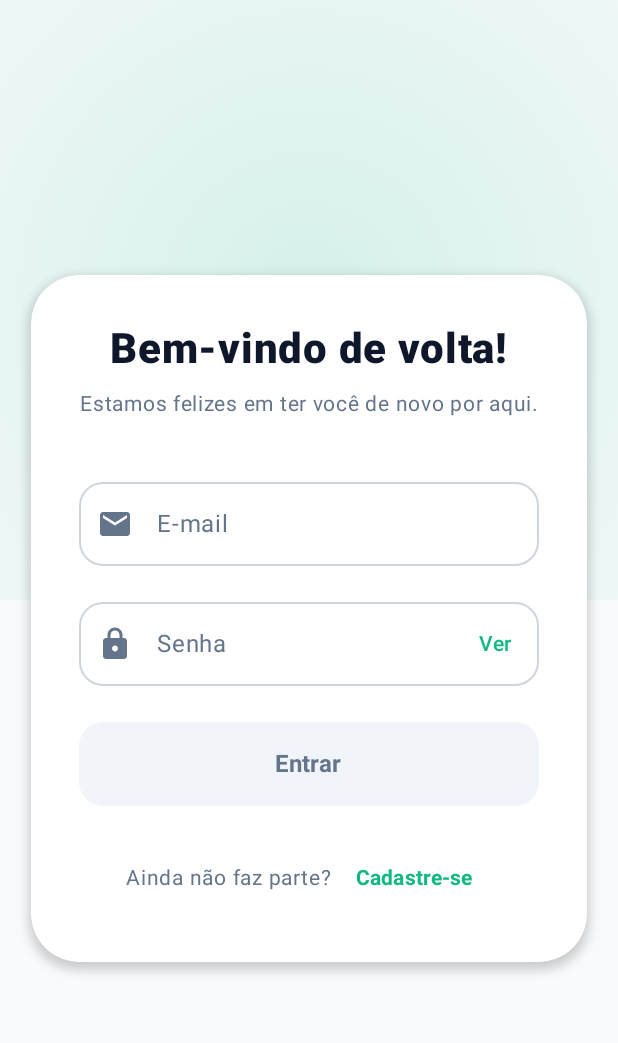
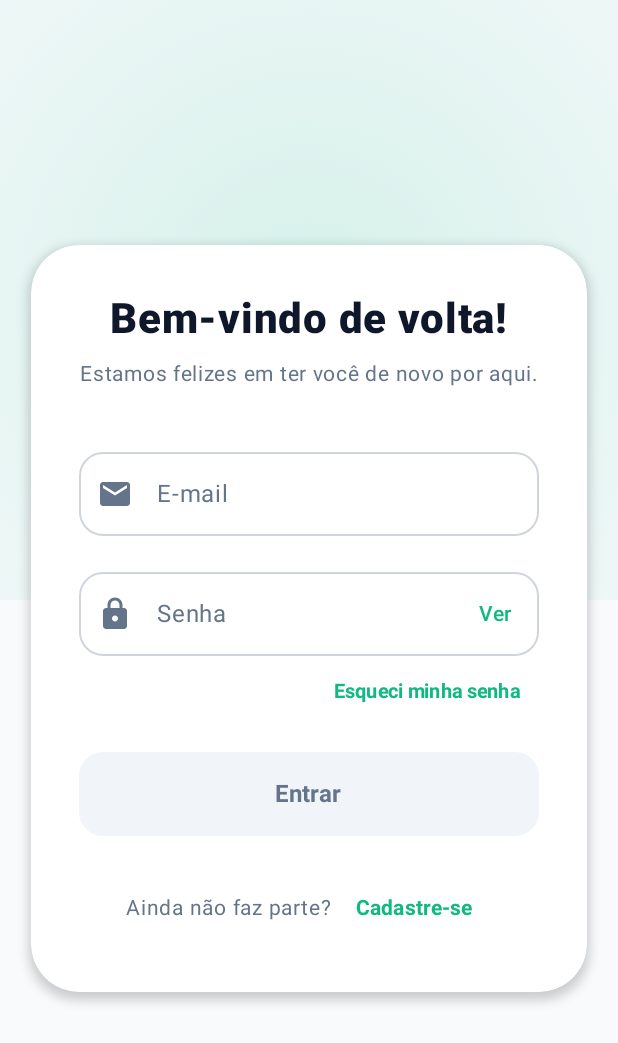
Before and after one commit to Henrique-Barbosaa/donation-app, an Android app built with Jetpack Compose: the screen it shows after launch (MainActivity), on a phone screen of 412 x 824 dp. Shown: the top 1043 px of the screen. Run offline under Robolectric (Android 15) with nearby library versions, the phone set to English and light mode, and no system bars.

Commit message:
docs: restaura secoes detalhadas do README e botao Esqueci minha senha
- Restaura integralmente Tecnologias utilizadas, Acessibilidade/TalkBack detalhada com Roteiro atualizado para as novas telas, Observacoes e Contribuicao no README.md
- Restaura o botao Esqueci minha senha em LoginScreen.kt conforme existente na main

```diff
--- a/app/shared/src/commonMain/kotlin/io/solidar/donation/ui/auth/LoginScreen.kt
+++ b/app/shared/src/commonMain/kotlin/io/solidar/donation/ui/auth/LoginScreen.kt
@@ -243,7 +243,19 @@ fun LoginContent(
                 singleLine = true,
             )
 
-            Spacer(modifier = Modifier.height(24.dp))
+            TextButton(
+                onClick = { /* TODO: Forgot Password API */ },
+                modifier = Modifier.align(Alignment.End).heightIn(min = 48.dp),
+            ) {
+                Text(
+                    text = "Esqueci minha senha",
+                    fontSize = 13.sp,
+                    color = MaterialTheme.colorScheme.primary,
+                    fontWeight = FontWeight.Bold,
+                )
+            }
+
+            Spacer(modifier = Modifier.height(16.dp))
 
             if (loginState is AuthState.Error) {
                 Row(
```
Also changed, not shown: 1 other file.
